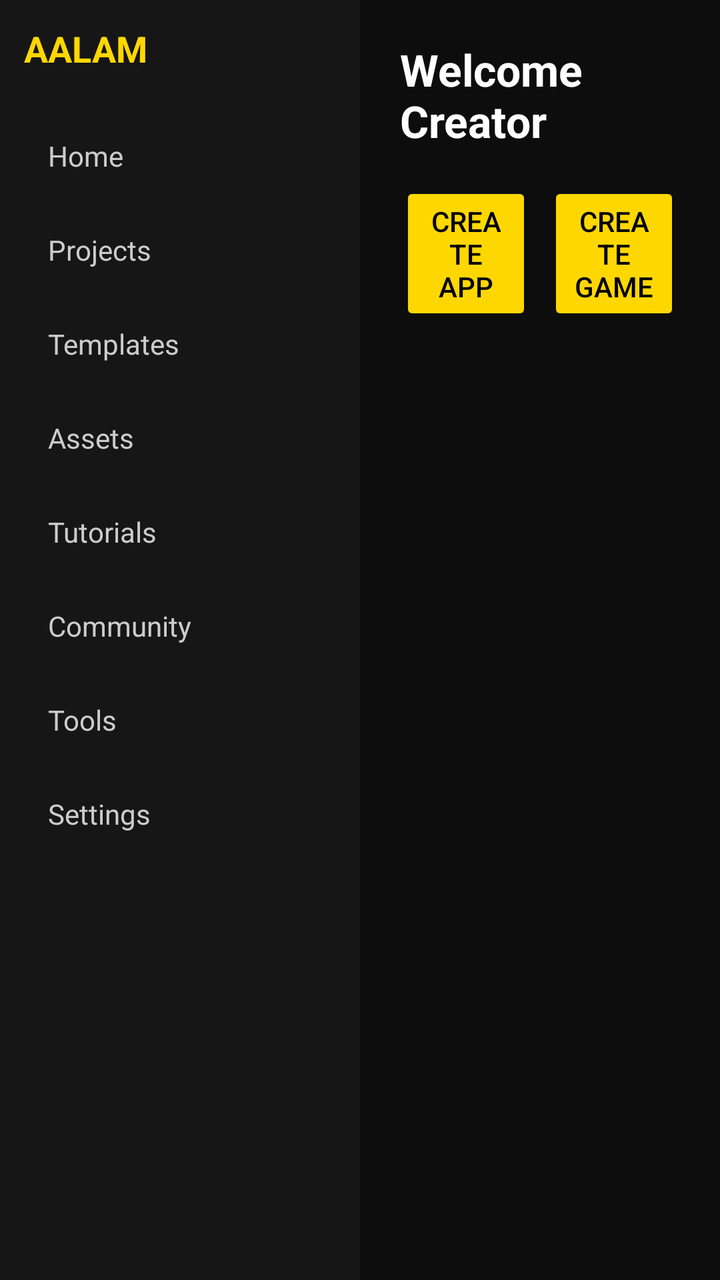
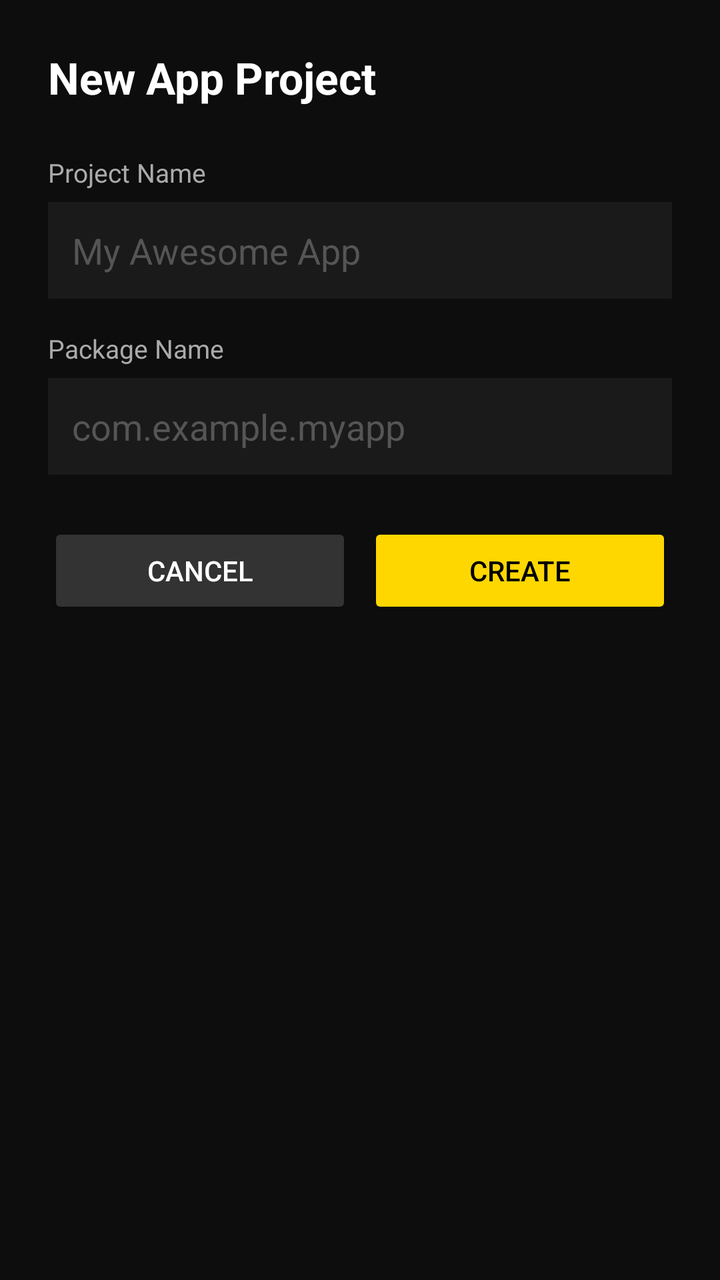

Screens rendered from an Android XML layout before and after an edit, with the pre-edit source and the edit as a unified diff.
<!-- AndroidManifest.xml: application theme Theme.AalamStudio -->
<!-- res/layout/activity_main.xml -->
<?xml version="1.0" encoding="utf-8"?>
<LinearLayout xmlns:android="http://schemas.android.com/apk/res/android"
    android:layout_width="match_parent"
    android:layout_height="match_parent"
    android:orientation="horizontal"
    android:background="#0D0D0D">

    
    <LinearLayout
        android:layout_width="180dp"
        android:layout_height="match_parent"
        android:orientation="vertical"
        android:background="#161616"
        android:padding="12dp">

        <TextView
            android:layout_width="wrap_content"
            android:layout_height="wrap_content"
            android:text="AALAM"
            android:textColor="#FFD700"
            android:textSize="18sp"
            android:textStyle="bold"
            android:layout_marginBottom="20dp"/>

        <LinearLayout android:id="@+id/navHome" style="@style/SidebarRow">
            <TextView android:id="@+id/labelHome" style="@style/SidebarLabel" android:text="@string/nav_home"/>
        </LinearLayout>
        <LinearLayout android:id="@+id/navProjects" style="@style/SidebarRow">
            <TextView android:id="@+id/labelProjects" style="@style/SidebarLabel" android:text="@string/nav_projects"/>
        </LinearLayout>
        <LinearLayout android:id="@+id/navTemplates" style="@style/SidebarRow">
            <TextView android:id="@+id/labelTemplates" style="@style/SidebarLabel" android:text="@string/nav_templates"/>
        </LinearLayout>
        <LinearLayout android:id="@+id/navAssets" style="@style/SidebarRow">
            <TextView android:id="@+id/labelAssets" style="@style/SidebarLabel" android:text="@string/nav_assets"/>
        </LinearLayout>
        <LinearLayout android:id="@+id/navTutorials" style="@style/SidebarRow">
            <TextView android:id="@+id/labelTutorials" style="@style/SidebarLabel" android:text="@string/nav_tutorials"/>
        </LinearLayout>
        <LinearLayout android:id="@+id/navCommunity" style="@style/SidebarRow">
            <TextView android:id="@+id/labelCommunity" style="@style/SidebarLabel" android:text="@string/nav_community"/>
        </LinearLayout>
        <LinearLayout android:id="@+id/navTools" style="@style/SidebarRow">
            <TextView android:id="@+id/labelTools" style="@style/SidebarLabel" android:text="@string/nav_tools"/>
        </LinearLayout>
        <LinearLayout android:id="@+id/navSettings" style="@style/SidebarRow">
            <TextView android:id="@+id/labelSettings" style="@style/SidebarLabel" android:text="@string/nav_settings"/>
        </LinearLayout>

    </LinearLayout>

    
    <FrameLayout
        android:layout_width="0dp"
        android:layout_height="match_parent"
        android:layout_weight="1">

        
        <LinearLayout
            android:id="@+id/panelHome"
            android:layout_width="match_parent"
            android:layout_height="match_parent"
            android:orientation="vertical"
            android:padding="20dp"
            android:visibility="visible">

            <TextView
                android:layout_width="wrap_content"
                android:layout_height="wrap_content"
                android:text="@string/welcome_title"
                android:textColor="#FFFFFF"
                android:textSize="22sp"
                android:textStyle="bold"
                android:layout_marginBottom="16dp"/>

            <LinearLayout
                android:layout_width="match_parent"
                android:layout_height="wrap_content"
                android:orientation="horizontal">

                <Button
                    android:id="@+id/btnCreateApp"
                    android:layout_width="0dp"
                    android:layout_height="wrap_content"
                    android:layout_weight="1"
                    android:layout_marginEnd="8dp"
                    android:text="@string/create_app"
                    android:backgroundTint="#FFD700"
                    android:textColor="#000000"/>

                <Button
                    android:id="@+id/btnCreateGame"
                    android:layout_width="0dp"
                    android:layout_height="wrap_content"
                    android:layout_weight="1"
                    android:text="@string/create_game"
                    android:backgroundTint="#FFD700"
                    android:textColor="#000000"/>

            </LinearLayout>
        </LinearLayout>

        
        <LinearLayout
            android:id="@+id/panelPlaceholder"
            android:layout_width="match_parent"
            android:layout_height="match_parent"
            android:orientation="vertical"
            android:gravity="center"
            android:padding="20dp"
            android:visibility="gone">

            <TextView
                android:id="@+id/placeholderTitle"
                android:layout_width="wrap_content"
                android:layout_height="wrap_content"
                android:text="Projects"
                android:textColor="#FFFFFF"
                android:textSize="22sp"
                android:textStyle="bold"/>

            <TextView
                android:layout_width="wrap_content"
                android:layout_height="wrap_content"
                android:layout_marginTop="8dp"
                android:text="Coming soon"
                android:textColor="#888888"
                android:textSize="14sp"/>

        </LinearLayout>

    </FrameLayout>

</LinearLayout>
<!-- resources referenced by this layout -->
<resources>
  <string name="create_app">Create App</string>
  <string name="create_game">Create Game</string>
  <string name="nav_assets">Assets</string>
  <string name="nav_community">Community</string>
  <string name="nav_home">Home</string>
  <string name="nav_projects">Projects</string>
  <string name="nav_settings">Settings</string>
  <string name="nav_templates">Templates</string>
  <string name="nav_tools">Tools</string>
  <string name="nav_tutorials">Tutorials</string>
  <string name="welcome_title">Welcome Creator</string>
  <style name="SidebarLabel">
          <item name="android:layout_width">wrap_content</item>
          <item name="android:layout_height">wrap_content</item>
          <item name="android:textColor">#CCCCCC</item>
          <item name="android:textSize">14sp</item>
      </style>
  <style name="SidebarRow">
          <item name="android:layout_width">match_parent</item>
          <item name="android:layout_height">wrap_content</item>
          <item name="android:orientation">horizontal</item>
          <item name="android:gravity">center_vertical</item>
          <item name="android:background">@drawable/bg_sidebar_item</item>
          <item name="android:padding">12dp</item>
          <item name="android:layout_marginBottom">4dp</item>
      </style>
  <style name="Theme.AalamStudio" parent="Theme.MaterialComponents.DayNight.NoActionBar">
          <item name="colorPrimary">@color/gold</item>
          <item name="android:windowBackground">@color/navy</item>
          <item name="android:statusBarColor">#0D0D0D</item>
      </style>
  <!-- drawable bg_sidebar_item (drawable) -->
  <?xml version="1.0" encoding="utf-8"?>
  <selector xmlns:android="http://schemas.android.com/apk/res/android">
      <item android:state_selected="true">
          <shape android:shape="rectangle">
              <solid android:color="#221A00"/>
              <corners android:radius="8dp"/>
          </shape>
      </item>
      <item>
          <shape android:shape="rectangle">
              <solid android:color="#00000000"/>
          </shape>
      </item>
  </selector>
  <color name="gold">#FFD700</color>
  <color name="navy">#0D0D0D</color>
</resources>

<!-- the commit's change to res/layout/activity_main.xml (unified diff, before → after) -->
@@ -2,133 +2,81 @@
 <LinearLayout xmlns:android="http://schemas.android.com/apk/res/android"
     android:layout_width="match_parent"
     android:layout_height="match_parent"
-    android:orientation="horizontal"
-    android:background="#0D0D0D">
+    android:orientation="vertical"
+    android:background="#0D0D0D"
+    android:padding="24dp">
 
-    
+    <TextView
+        android:layout_width="wrap_content"
+        android:layout_height="wrap_content"
+        android:text="New App Project"
+        android:textColor="#FFFFFF"
+        android:textSize="22sp"
+        android:textStyle="bold"
+        android:layout_marginBottom="24dp"/>
+
+    <TextView
+        android:layout_width="wrap_content"
+        android:layout_height="wrap_content"
+        android:text="Project Name"
+        android:textColor="#AAAAAA"
+        android:textSize="13sp"
+        android:layout_marginBottom="6dp"/>
+
+    <EditText
+        android:id="@+id/inputProjectName"
+        android:layout_width="match_parent"
+        android:layout_height="wrap_content"
+        android:hint="My Awesome App"
+        android:textColorHint="#555555"
+        android:textColor="#FFFFFF"
+        android:background="#1A1A1A"
+        android:padding="12dp"
+        android:layout_marginBottom="16dp"/>
+
+    <TextView
+        android:layout_width="wrap_content"
+        android:layout_height="wrap_content"
+        android:text="Package Name"
+        android:textColor="#AAAAAA"
+        android:textSize="13sp"
+        android:layout_marginBottom="6dp"/>
+
+    <EditText
+        android:id="@+id/inputPackageName"
+        android:layout_width="match_parent"
+        android:layout_height="wrap_content"
+        android:hint="com.example.myapp"
+        android:textColorHint="#555555"
+        android:textColor="#FFFFFF"
+        android:background="#1A1A1A"
+        android:padding="12dp"
+        android:layout_marginBottom="24dp"/>
+
     <LinearLayout
-        android:layout_width="180dp"
-        android:layout_height="match_parent"
-        android:orientation="vertical"
-        android:background="#161616"
-        android:padding="12dp">
+        android:layout_width="match_parent"
+        android:layout_height="wrap_content"
+        android:orientation="horizontal">
 
-        <TextView
-            android:layout_width="wrap_content"
+        <Button
+            android:id="@+id/btnCancel"
+            android:layout_width="0dp"
             android:layout_height="wrap_content"
-            android:text="AALAM"
-            android:textColor="#FFD700"
-            android:textSize="18sp"
-            android:textStyle="bold"
-            android:layout_marginBottom="20dp"/>
+            android:layout_weight="1"
+            android:layout_marginEnd="8dp"
+            android:text="Cancel"
+            android:backgroundTint="#333333"
+            android:textColor="#FFFFFF"/>
 
-        <LinearLayout android:id="@+id/navHome" style="@style/SidebarRow">
-            <TextView android:id="@+id/labelHome" style="@style/SidebarLabel" android:text="@string/nav_home"/>
-        </LinearLayout>
-        <LinearLayout android:id="@+id/navProjects" style="@style/SidebarRow">
-            <TextView android:id="@+id/labelProjects" style="@style/SidebarLabel" android:text="@string/nav_projects"/>
-        </LinearLayout>
-        <LinearLayout android:id="@+id/navTemplates" style="@style/SidebarRow">
-            <TextView android:id="@+id/labelTemplates" style="@style/SidebarLabel" android:text="@string/nav_templates"/>
-        </LinearLayout>
-        <LinearLayout android:id="@+id/navAssets" style="@style/SidebarRow">
-            <TextView android:id="@+id/labelAssets" style="@style/SidebarLabel" android:text="@string/nav_assets"/>
-        </LinearLayout>
-        <LinearLayout android:id="@+id/navTutorials" style="@style/SidebarRow">
-            <TextView android:id="@+id/labelTutorials" style="@style/SidebarLabel" android:text="@string/nav_tutorials"/>
-        </LinearLayout>
-        <LinearLayout android:id="@+id/navCommunity" style="@style/SidebarRow">
-            <TextView android:id="@+id/labelCommunity" style="@style/SidebarLabel" android:text="@string/nav_community"/>
-        </LinearLayout>
-        <LinearLayout android:id="@+id/navTools" style="@style/SidebarRow">
-            <TextView android:id="@+id/labelTools" style="@style/SidebarLabel" android:text="@string/nav_tools"/>
-        </LinearLayout>
-        <LinearLayout android:id="@+id/navSettings" style="@style/SidebarRow">
-            <TextView android:id="@+id/labelSettings" style="@style/SidebarLabel" android:text="@string/nav_settings"/>
-        </LinearLayout>
+        <Button
+            android:id="@+id/btnCreateProject"
+            android:layout_width="0dp"
+            android:layout_height="wrap_content"
+            android:layout_weight="1"
+            android:text="Create"
+            android:backgroundTint="#FFD700"
+            android:textColor="#000000"/>
 
     </LinearLayout>
 
-    
-    <FrameLayout
-        android:layout_width="0dp"
-        android:layout_height="match_parent"
-        android:layout_weight="1">
-
-        
-        <LinearLayout
-            android:id="@+id/panelHome"
-            android:layout_width="match_parent"
-            android:layout_height="match_parent"
-            android:orientation="vertical"
-            android:padding="20dp"
-            android:visibility="visible">
-
-            <TextView
-                android:layout_width="wrap_content"
-                android:layout_height="wrap_content"
-                android:text="@string/welcome_title"
-                android:textColor="#FFFFFF"
-                android:textSize="22sp"
-                android:textStyle="bold"
-                android:layout_marginBottom="16dp"/>
-
-            <LinearLayout
-                android:layout_width="match_parent"
-                android:layout_height="wrap_content"
-                android:orientation="horizontal">
-
-                <Button
-                    android:id="@+id/btnCreateApp"
-                    android:layout_width="0dp"
-                    android:layout_height="wrap_content"
-                    android:layout_weight="1"
-                    android:layout_marginEnd="8dp"
-                    android:text="@string/create_app"
-                    android:backgroundTint="#FFD700"
-                    android:textColor="#000000"/>
-
-                <Button
-                    android:id="@+id/btnCreateGame"
-                    android:layout_width="0dp"
-                    android:layout_height="wrap_content"
-                    android:layout_weight="1"
-                    android:text="@string/create_game"
-                    android:backgroundTint="#FFD700"
-                    android:textColor="#000000"/>
-
-            </LinearLayout>
-        </LinearLayout>
-
-        
-        <LinearLayout
-            android:id="@+id/panelPlaceholder"
-            android:layout_width="match_parent"
-            android:layout_height="match_parent"
-            android:orientation="vertical"
-            android:gravity="center"
-            android:padding="20dp"
-            android:visibility="gone">
-
-            <TextView
-                android:id="@+id/placeholderTitle"
-                android:layout_width="wrap_content"
-                android:layout_height="wrap_content"
-                android:text="Projects"
-                android:textColor="#FFFFFF"
-                android:textSize="22sp"
-                android:textStyle="bold"/>
-
-            <TextView
-                android:layout_width="wrap_content"
-                android:layout_height="wrap_content"
-                android:layout_marginTop="8dp"
-                android:text="Coming soon"
-                android:textColor="#888888"
-                android:textSize="14sp"/>
-
-        </LinearLayout>
-
-    </FrameLayout>
-
 </LinearLayout>
<!-- resource entries referenced after the edit -->
@@ -1,51 +1,10 @@
 <!-- resources referenced by this layout -->
 <resources>
-  <string name="create_app">Create App</string>
-  <string name="create_game">Create Game</string>
-  <string name="nav_assets">Assets</string>
-  <string name="nav_community">Community</string>
-  <string name="nav_home">Home</string>
-  <string name="nav_projects">Projects</string>
-  <string name="nav_settings">Settings</string>
-  <string name="nav_templates">Templates</string>
-  <string name="nav_tools">Tools</string>
-  <string name="nav_tutorials">Tutorials</string>
-  <string name="welcome_title">Welcome Creator</string>
-  <style name="SidebarLabel">
-          <item name="android:layout_width">wrap_content</item>
-          <item name="android:layout_height">wrap_content</item>
-          <item name="android:textColor">#CCCCCC</item>
-          <item name="android:textSize">14sp</item>
-      </style>
-  <style name="SidebarRow">
-          <item name="android:layout_width">match_parent</item>
-          <item name="android:layout_height">wrap_content</item>
-          <item name="android:orientation">horizontal</item>
-          <item name="android:gravity">center_vertical</item>
-          <item name="android:background">@drawable/bg_sidebar_item</item>
-          <item name="android:padding">12dp</item>
-          <item name="android:layout_marginBottom">4dp</item>
-      </style>
   <style name="Theme.AalamStudio" parent="Theme.MaterialComponents.DayNight.NoActionBar">
           <item name="colorPrimary">@color/gold</item>
           <item name="android:windowBackground">@color/navy</item>
           <item name="android:statusBarColor">#0D0D0D</item>
       </style>
-  <!-- drawable bg_sidebar_item (drawable) -->
-  <?xml version="1.0" encoding="utf-8"?>
-  <selector xmlns:android="http://schemas.android.com/apk/res/android">
-      <item android:state_selected="true">
-          <shape android:shape="rectangle">
-              <solid android:color="#221A00"/>
-              <corners android:radius="8dp"/>
-          </shape>
-      </item>
-      <item>
-          <shape android:shape="rectangle">
-              <solid android:color="#00000000"/>
-          </shape>
-      </item>
-  </selector>
   <color name="gold">#FFD700</color>
   <color name="navy">#0D0D0D</color>
 </resources>
